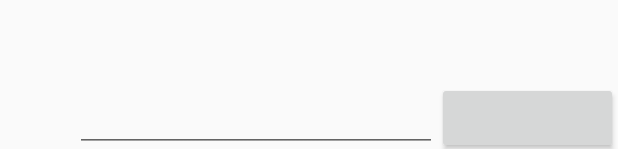
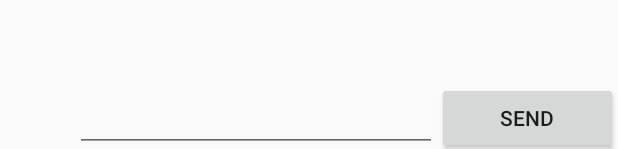
Before and after one commit to davipviana/chat-app, an Android app: the layout activity_main.xml on its own in the app's theme, with its tools: preview values and no code run, on a phone screen of 412 x 824 dp. Shown: the part 1084-1233 px from the top of the screen. Run offline under Robolectric (Android 15) with nearby library versions, the phone set to English and light mode, and no system bars.

Commit message:
Layout adjust. Fixing recyclerview bug: not showing any message (layoutManager). Message list test data.

```diff
--- a/app/src/main/AndroidManifest.xml
+++ b/app/src/main/AndroidManifest.xml
@@ -9,7 +9,7 @@
             android:roundIcon="@mipmap/ic_launcher_round"
             android:supportsRtl="true"
             android:theme="@style/AppTheme">
-        <activity android:name=".MainActivity">
+        <activity android:name=".activity.MainActivity">
             <intent-filter>
                 <action android:name="android.intent.action.MAIN"/>
 
--- a/app/src/main/java/com/davipviana/chat/model/Message.kt
+++ b/app/src/main/java/com/davipviana/chat/model/Message.kt
@@ -1,5 +1,5 @@
 package com.davipviana.chat.model
 
-class Message(val text: String, val clientId: Int) {
+class Message(val clientId: Int, val text: String) {
 
 }
--- a/app/src/main/res/layout/activity_main.xml
+++ b/app/src/main/res/layout/activity_main.xml
@@ -1,19 +1,21 @@
 <?xml version="1.0" encoding="utf-8"?>
 <android.support.constraint.ConstraintLayout
         xmlns:android="http://schemas.android.com/apk/res/android"
+        xmlns:app="http://schemas.android.com/apk/res-auto"
         xmlns:tools="http://schemas.android.com/tools"
-        xmlns:app="http://schemas.android.com/apk/res-auto"
         android:layout_width="match_parent"
-        android:layout_height="match_parent"
-        tools:context=".MainActivity">
+        android:layout_height="match_parent">
 
     <android.support.v7.widget.RecyclerView
             android:id="@+id/main_recycler_view"
             android:layout_width="0dp"
             android:layout_height="0dp"
+            app:layoutManager="android.support.v7.widget.LinearLayoutManager"
             app:layout_constraintTop_toTopOf="parent"
             app:layout_constraintEnd_toEndOf="parent"
-            app:layout_constraintStart_toStartOf="parent"/>
+            app:layout_constraintStart_toStartOf="parent"
+            app:layout_constraintBottom_toTopOf="@+id/main_text_message"
+            tools:listitem="@layout/message_item"/>
 
     <ImageView
             android:id="@+id/main_image"
@@ -39,6 +41,7 @@
             android:id="@+id/main_send_button"
             android:layout_width="0dp"
             android:layout_height="wrap_content"
+            android:text="@string/send_button"
             app:layout_constraintHorizontal_weight="1"
             app:layout_constraintBottom_toBottomOf="parent"
             app:layout_constraintEnd_toEndOf="parent"
--- a/app/src/main/res/layout/message_item.xml
+++ b/app/src/main/res/layout/message_item.xml
@@ -1,11 +1,15 @@
 <?xml version="1.0" encoding="utf-8"?>
 <android.support.constraint.ConstraintLayout xmlns:android="http://schemas.android.com/apk/res/android"
+                                             xmlns:app="http://schemas.android.com/apk/res-auto"
                                              android:layout_width="match_parent"
-                                             android:layout_height="match_parent">
+                                             android:layout_height="50dp">
 
     <TextView
             android:id="@+id/message_item_text"
-            android:layout_width="wrap_content"
-            android:layout_height="wrap_content"/>
+            android:layout_width="0dp"
+            android:layout_height="wrap_content"
+            app:layout_constraintEnd_toEndOf="parent"
+            app:layout_constraintStart_toStartOf="parent"
+            app:layout_constraintTop_toTopOf="parent"/>
 
 </android.support.constraint.ConstraintLayout>
--- a/app/src/main/res/values/strings.xml
+++ b/app/src/main/res/values/strings.xml
@@ -1,3 +1,4 @@
 <resources>
     <string name="app_name">Chat</string>
+    <string name="send_button">Send</string>
 </resources>
```
Also changed, not shown: app/src/main/java/com/davipviana/chat/activity/MainActivity.kt (+13 -0 lines).
